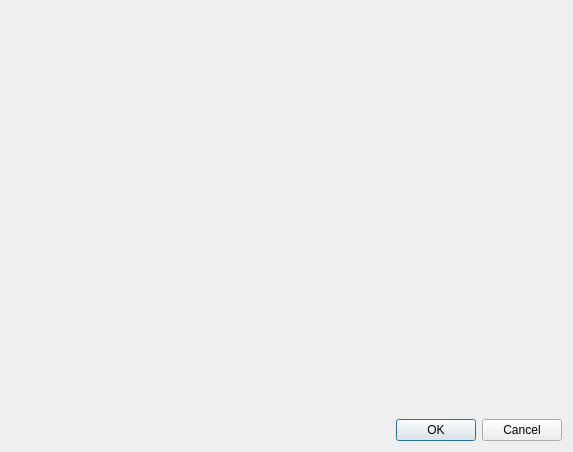
kaniol-lck/modmanager, file src/ui/modmanagerupdatedialog.ui: the form before one commit.
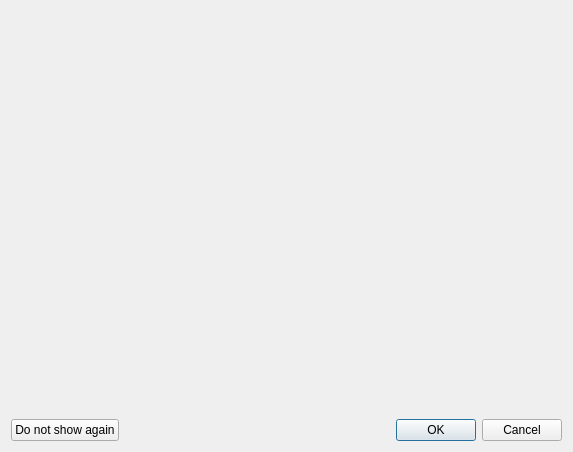
The form after the commit.

```diff
--- a/src/ui/modmanagerupdatedialog.ui
+++ b/src/ui/modmanagerupdatedialog.ui
@@ -50,6 +50,15 @@
     <widget class="QLabel" name="downloadFile"/>
    </item>
    <item>
+    <layout class="QHBoxLayout" name="horizontalLayout">
+     <item>
+      <widget class="QPushButton" name="pushButton">
+       <property name="text">
+        <string>Do not show again</string>
+       </property>
+      </widget>
+     </item>
+     <item>
     <widget class="QDialogButtonBox" name="buttonBox">
      <property name="orientation">
       <enum>Qt::Horizontal</enum>
@@ -58,6 +67,8 @@
       <set>QDialogButtonBox::Cancel|QDialogButtonBox::Ok</set>
      </property>
     </widget>
+     </item>
+    </layout>
    </item>
   </layout>
  </widget>
```
Lines whose indentation alone changed are shown as unchanged.
